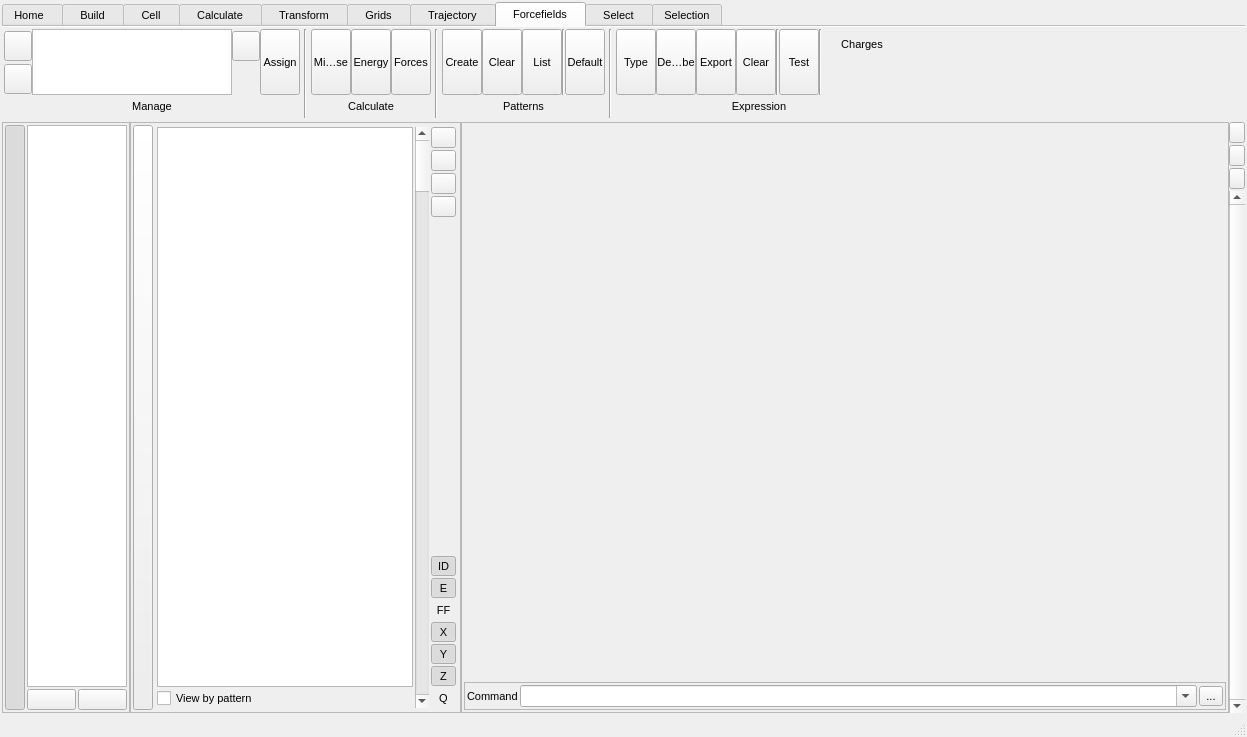
Old version of the form src/gui/mainwindow.ui in the repository trisyoungs/aten.
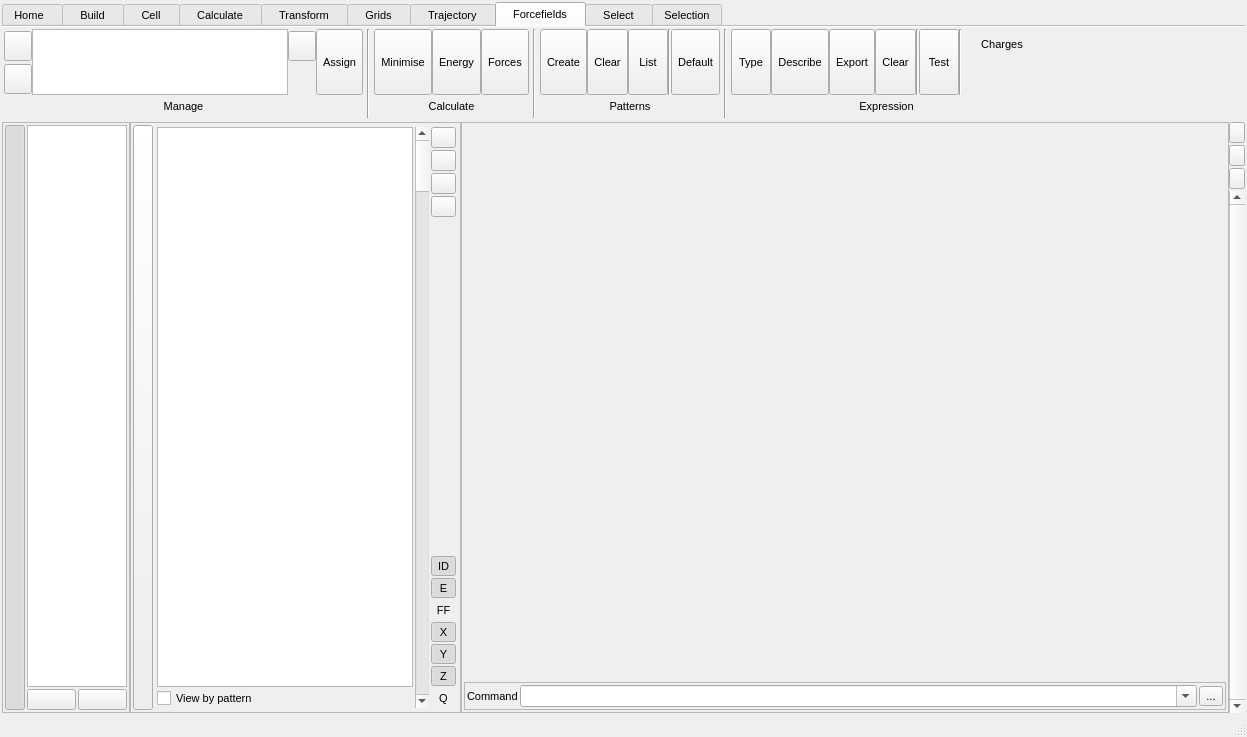
New version of the form. The open tabs and pages were chosen to show the change. Icons and pictures are not drawn. Custom widgets are drawn as their Qt base class.

Commit message: Added and updated some icons. Fixed - Forcefield::matchTypes() was trying to look past the end of one of the passed QStrings if they were of different lengths. Fixed - NETA grammar would not recognise 'chain' keyword correctly.

Patch:
```diff
--- a/src/gui/mainwindow.ui
+++ b/src/gui/mainwindow.ui
@@ -7376,9 +7376,12 @@
           <property name="orientation">
            <enum>Qt::Horizontal</enum>
           </property>
+          <property name="sizeType">
+           <enum>QSizePolicy::MinimumExpanding</enum>
+          </property>
           <property name="sizeHint" stdset="0">
            <size>
-            <width>709</width>
+            <width>1</width>
             <height>20</height>
            </size>
           </property>
```
Left out of the diff: 34 changed lines with no effect on the pictures. The commit also changes 15 other files.
